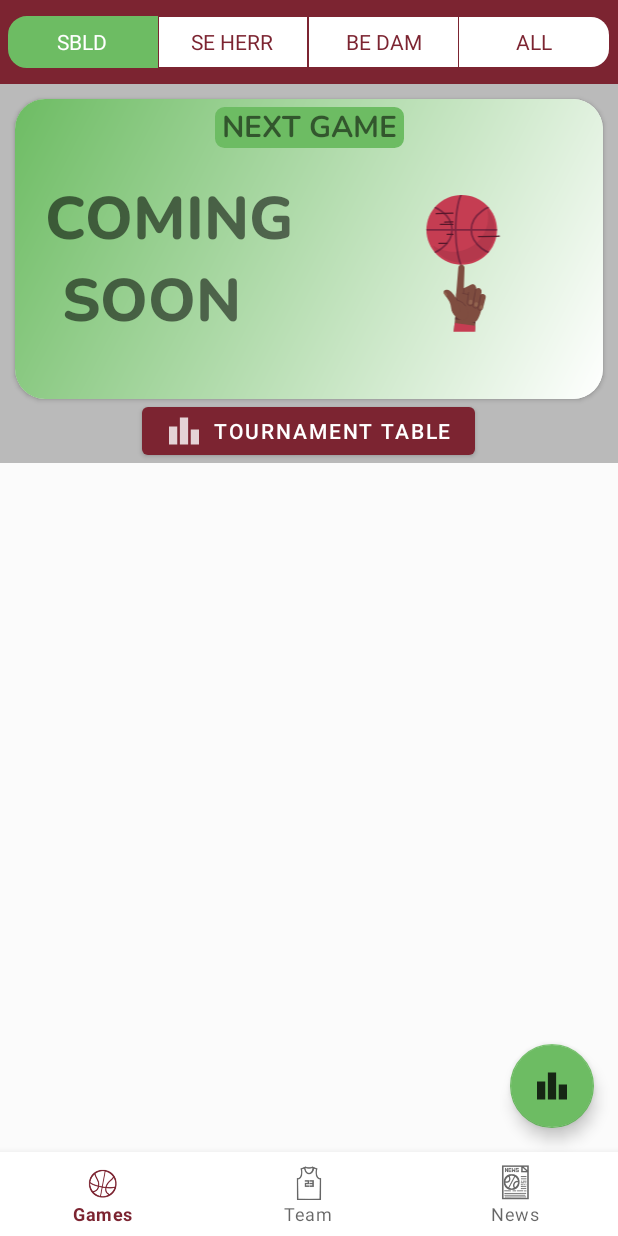
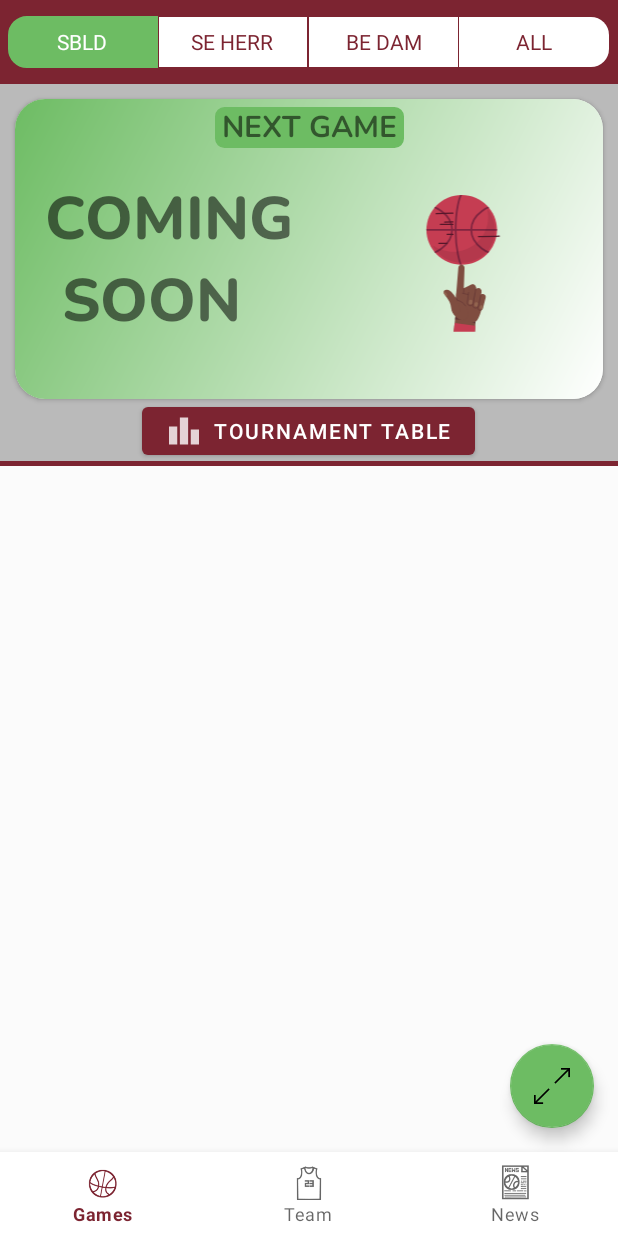
Before and after one commit to piggest777/EosLundKotlin, an Android app: the screen it shows after launch (MainActivity), on a phone screen of 412 x 824 dp. Run offline under Robolectric (Android 15) with nearby library versions, the phone set to English and light mode, and no system bars; our stand-ins replace Firebase (no records; nobody signed in at launch, a user with empty details on screens opened directly); libraries missing offline, so code that uses them is left out: com.android.tools, com.skydoves.progressview, io.realm; 11 statements that could not run were skipped.

Commit message:
adding open full schedule

```diff
--- a/app/build.gradle
+++ b/app/build.gradle
@@ -58,8 +58,10 @@ dependencies {
     implementation 'com.google.firebase:firebase-firestore-ktx:24.2.1'
     implementation 'com.firebaseui:firebase-ui-firestore:8.0.0'
     implementation 'com.google.firebase:firebase-storage-ktx'
-    implementation 'androidx.lifecycle:lifecycle-runtime-ktx:2.5.0'
+    implementation 'androidx.lifecycle:lifecycle-runtime-ktx:2.5.1'
     implementation 'com.google.firebase:firebase-appcheck-safetynet:16.0.0'
+    implementation 'com.google.firebase:firebase-messaging-ktx:23.0.6'
+    implementation 'com.google.firebase:firebase-analytics-ktx:21.1.0'
     implementation "com.github.skydoves:progressview:1.1.3"
     implementation 'androidx.viewpager2:viewpager2:1.0.0'
     implementation 'com.google.guava:listenablefuture:9999.0-empty-to-avoid-conflict-with-guava'
--- a/app/src/main/java/se/eoslund/piggest/controller/App.kt
+++ b/app/src/main/java/se/eoslund/piggest/controller/App.kt
@@ -8,13 +8,18 @@ import com.google.firebase.appcheck.FirebaseAppCheck
 import com.google.firebase.appcheck.debug.DebugAppCheckProviderFactory
 import com.google.firebase.appcheck.safetynet.SafetyNetAppCheckProviderFactory
 import com.google.firebase.firestore.CollectionReference
+import com.google.firebase.firestore.Source
 import com.google.firebase.firestore.ktx.firestore
+import com.google.firebase.firestore.ktx.firestoreSettings
 import com.google.firebase.ktx.Firebase
 import io.realm.Realm
 import io.realm.RealmConfiguration
+import se.eoslund.piggest.model.Game
 import se.eoslund.piggest.model.TeamFSO
 import se.eoslund.piggest.model.TeamRO
 import se.eoslund.piggest.services.Prefs
+import se.eoslund.piggest.utilites.Constants.GAMES_REF
+import se.eoslund.piggest.utilites.Constants.TEAMS_REF
 import se.eoslund.piggest.utilites.Constants.TEAM_INFO_UPDATE_DATE
 import java.util.*
 
@@ -23,22 +28,21 @@ val prefs: Prefs by lazy {
 }
 
 class App: Application() {
+
+
+
+
     override fun onCreate() {
         super.onCreate()
         instance = this
         prefs = Prefs(instance)
 
+
         Realm.init(instance)
-        val realmName: String = "EosRealmBase"
+        val realmName = "EosRealmBase"
         val realmConfig = RealmConfiguration.Builder().name(realmName).build()
-        val backgroundThreadRealm : Realm = Realm.getInstance(realmConfig)
         Realm.setDefaultConfiguration(realmConfig)
 
-
-        val db = Firebase.firestore
-        val docRef = db.collection("teams")
-         val date = prefs!!.teamUpdateDate
-        Log.d("PREFS", "current date is $date")
 
         FirebaseApp.initializeApp(/*context=*/this)
         val firebaseAppCheck = FirebaseAppCheck.getInstance()
@@ -46,18 +50,46 @@ class App: Application() {
             DebugAppCheckProviderFactory.getInstance()
         )
 
-        updateTeamChecker(docRef){ success ->
+         val db = Firebase.firestore
+         val teamRef = db.collection(TEAMS_REF)
+        val gamesRef = db.collection(GAMES_REF)
+         val fsSettings = firestoreSettings {
+            isPersistenceEnabled = true
+        }
+        db.firestoreSettings = fsSettings
+
+        updateTeamChecker(teamRef){ success ->
             if(success) {
                 Log.d("UPDATE", "successfully updated team base")
             }
         }
 
+        getCachedGames(GamesFragment.chosenLeague, gamesRef)
     }
+
+
+
 
     companion object {
         lateinit var instance: App
         var prefs: Prefs? = null
 
+
+
+        fun getCachedGames(league: String, ref: CollectionReference) {
+            ref.whereEqualTo("league", league)
+                .get(Source.CACHE)
+                .addOnCompleteListener{
+                    if (it.isSuccessful) {
+                        for (document in it.result!!.documents) {
+                            val game = Game.parseGameFromSnapshot(document)
+                            if (game != null) {
+                                GamesFragment.gameArray.add(game)
+                            }
+                        }
+                    }
+                }
+        }
 
         private fun loadTeamInfoFromFirebase(
             ref: CollectionReference,
--- a/app/src/main/java/se/eoslund/piggest/controller/GamesFragment.kt
+++ b/app/src/main/java/se/eoslund/piggest/controller/GamesFragment.kt
@@ -10,6 +10,8 @@ import android.view.View
 import android.view.ViewGroup
 import android.widget.*
 import androidx.cardview.widget.CardView
+import androidx.core.view.isEmpty
+import androidx.core.view.isNotEmpty
 import androidx.recyclerview.widget.LinearLayoutManager
 import androidx.recyclerview.widget.RecyclerView
 import com.airbnb.lottie.LottieAnimationView
@@ -19,6 +21,7 @@ import com.google.firebase.firestore.DocumentChange
 import com.google.firebase.firestore.ListenerRegistration
 import com.google.firebase.firestore.Query
 import com.google.firebase.firestore.ktx.firestore
+import com.google.firebase.firestore.ktx.firestoreSettings
 import com.google.firebase.ktx.Firebase
 import se.eoslund.piggest.R
 import se.eoslund.piggest.adapters.GameAdapter
@@ -29,7 +32,6 @@ import se.eoslund.piggest.services.DataService
 import se.eoslund.piggest.services.DataService.toSnakeCase
 import se.eoslund.piggest.services.DateFormat
 import se.eoslund.piggest.services.DateFormatter
-import se.eoslund.piggest.utilites.Constants
 import se.eoslund.piggest.utilites.Constants.ALL_LEAGUES
 import se.eoslund.piggest.utilites.Constants.BE_DAM_LEAGUE
 import se.eoslund.piggest.utilites.Constants.GAMES_REF
@@ -74,14 +76,18 @@ class GamesFragment : Fragment() {
     lateinit var gamesLoadingAnim: LottieAnimationView
     lateinit var comingSoonText: TextView
     lateinit var comingSoonAnimationView: LottieAnimationView
-    lateinit var fabTournamentTableButton: FloatingActionButton
+    lateinit var fabOpenMatchTableButton: FloatingActionButton
     lateinit var ordinaryTournamentTableButton: MaterialButton
     var countDownTimer: CountDownTimer? = null
 
-    var gameArray  = mutableListOf<Game>()
+
 
 
     private val db = Firebase.firestore
+    private val fsSettings = firestoreSettings {
+        isPersistenceEnabled = true
+    }
+
     private val gamesReference  = db.collection(GAMES_REF)
 
     var curGame: Game? = null
@@ -122,7 +128,7 @@ class GamesFragment : Fragment() {
         gamesLoadingAnim = view.findViewById(R.id.games_loading_animation)
         comingSoonAnimationView = view.findViewById(R.id.coming_soon_animation)
         comingSoonText = view.findViewById(R.id.coming_soon_text)
-        fabTournamentTableButton = view.findViewById(R.id.fab_tournament_table)
+        fabOpenMatchTableButton = view.findViewById(R.id.fab_tournament_table)
         ordinaryTournamentTableButton = view.findViewById(R.id.tournament_btn)
 
 
@@ -153,14 +159,14 @@ class GamesFragment : Fragment() {
 
         ordinaryTournamentTableButton.setOnClickListener {
             getTournamentTableLink(chosenLeague)
-//            if (tounamentTableUrl != null) {
-//                requireActivity()
-//                    .supportFragmentManager
-//                    .beginTransaction()
-//                    .replace(R.id.fragment_container, WebStatsFragment.newInstance("$tounamentTableUrl"))
-//                    .addToBackStack(null)
-//                    .commit()
-//            }
+        }
+
+        fabOpenMatchTableButton.setOnClickListener {
+            if (gamesList.isNotEmpty()) {
+                Intent(activity, MatchListActivity::class.java).apply {
+                    startActivity(this)
+                }
+            }
         }
 
         adapter = GameAdapter(gameArray) { game ->
@@ -170,11 +176,13 @@ class GamesFragment : Fragment() {
         }
         gamesList.adapter = adapter
         gamesList.layoutManager = LinearLayoutManager(instance)
-
-
-        gameArray.clear()
-        gamesLoadingAnim.visibility = View.VISIBLE
-        setupNextGameCard(true)
+        db.firestoreSettings = fsSettings
+        if (gameArray.isEmpty()) {
+            setupNextGameCard(true)
+        }
+//        getCachedGames(chosenLeague)
+//        gamesLoadingAnim.visibility = View.VISIBLE
+//        setupNextGameCard(true)
         setListener()
         return  view
     }
@@ -184,6 +192,42 @@ class GamesFragment : Fragment() {
         gameScheduleListener.remove()
         countDownTimer?.cancel()
     }
+
+    override fun onPause() {
+        super.onPause()
+        countDownTimer?.cancel()
+    }
+
+    override fun onResume() {
+        super.onResume()
+        countDownTimer?.start()
+    }
+
+
+//    private fun getCachedGames(league: String) {
+//        setupNextGameCard(true)
+//        db.disableNetwork()
+//        gamesReference.whereEqualTo("league", league)
+//            .get(Source.CACHE)
+//            .addOnCompleteListener{
+//                if (it.isSuccessful) {
+//                    for (document in it.result!!.documents) {
+//                        val game = Game.parseGameFromSnapshot(document)
+//                        if (game != null) {
+//                            gameArray.add(game)
+//                        }
+//                    }
+//                    adapter.notifyDataSetChanged()
+//                    db.enableNetwork()
+//                    gameArray.clear()
+//                    setListener()
+//                }
+//                else {
+//                    db.enableNetwork()
+//                    setListener()
+//                }
+//            }
+//    }
 
 
     private fun setListener(){
@@ -330,6 +374,7 @@ class GamesFragment : Fragment() {
 
     private fun setupNextGameCard(isLoading: Boolean) {
         if (isLoading) {
+            gamesLoadingAnim.visibility = View.VISIBLE
             comingSoonCard.visibility = View.VISIBLE
             ngCard.visibility = View.INVISIBLE
             comingSoonText.text = "LOADING..."
@@ -377,6 +422,7 @@ class GamesFragment : Fragment() {
         @JvmStatic
 
         var chosenLeague = SBLD_LEAGUE
+        var gameArray  = mutableListOf<Game>()
 
         fun newInstance(param1: String, param2: String) =
             GamesFragment().apply {
--- a/app/src/main/java/se/eoslund/piggest/utilites/Constants.kt
+++ b/app/src/main/java/se/eoslund/piggest/utilites/Constants.kt
@@ -49,6 +49,7 @@ object Constants {
 
     //refs
     const val GAMES_REF = "games"
+    const val TEAMS_REF = "teams"
     const val BASE_UPDATE_DATE = "baseUpdateDate"
     const val PLAYER_BASE_UPDATE_DATE = "playersBaseUpdateDate"
     const val DATE = "date"
--- a/app/src/main/res/drawable/rounded_rect.xml
+++ b/app/src/main/res/drawable/rounded_rect.xml
@@ -1,7 +1,7 @@
 <shape xmlns:android="http://schemas.android.com/apk/res/android"
     android:shape="rectangle">
 
-    <solid android:color="#BABABA" />
+    <solid android:color="@color/colorPrimary" />
 
     <stroke
         android:width="2dp"
--- a/app/src/main/res/layout/fragment_games.xml
+++ b/app/src/main/res/layout/fragment_games.xml
@@ -281,6 +281,7 @@
                     android:paddingTop="0pt"
                     android:paddingBottom="0pt"
                     android:textSize="36sp"
+                    android:textColor="@color/white"
                     app:layout_constraintBottom_toBottomOf="@+id/games_anons_home_logo_iv"
                     app:layout_constraintEnd_toEndOf="@+id/game_anons_date"
                     app:layout_constraintHorizontal_bias="0.5"
@@ -353,13 +354,15 @@
         <com.google.android.material.floatingactionbutton.FloatingActionButton
             android:id="@+id/fab_tournament_table"
             android:layout_width="wrap_content"
-            android:layout_height="wrap_content"
+            android:layout_height="0dp"
             android:layout_marginEnd="16dp"
             android:layout_marginBottom="16dp"
             app:layout_constraintBottom_toBottomOf="parent"
             app:layout_constraintEnd_toEndOf="parent"
             android:backgroundTint="@color/colorSecondary"
-            android:src="@drawable/leaderboard"
+            android:foregroundGravity="center"
+            android:src="@drawable/expand"
+            android:tint="@android:color/white"
             />
 
         <com.airbnb.lottie.LottieAnimationView
@@ -382,7 +385,7 @@
             android:layout_width="wrap_content"
             android:layout_height="wrap_content"
             android:layout_marginTop="5dp"
-            android:layout_marginBottom="5dp"
+            android:layout_marginBottom="7dp"
             android:insetTop="0dp"
 
             android:insetBottom="0dp"
@@ -395,6 +398,14 @@
             app:layout_constraintStart_toStartOf="parent"
             app:layout_constraintTop_toBottomOf="@+id/next_game_card_view" />
 
+        <View
+            android:id="@+id/separator"
+            android:layout_width="match_parent"
+            android:layout_height="3dp"
+            app:layout_constraintBottom_toTopOf="@+id/game_schedule_list"
+            app:layout_constraintStart_toStartOf="parent"
+            android:background="@color/colorPrimary"/>
+
 
     </androidx.constraintlayout.widget.ConstraintLayout>
 </FrameLayout>
--- a/build.gradle
+++ b/build.gradle
@@ -9,7 +9,7 @@ buildscript {
     dependencies {
         classpath 'com.android.tools.build:gradle:7.2.1'
         classpath 'org.jetbrains.kotlin:kotlin-gradle-plugin:1.7.10'
-        classpath 'com.google.gms:google-services:4.3.10'
+        classpath 'com.google.gms:google-services:4.3.13'
         classpath "io.realm:realm-gradle-plugin:10.8.1"
         classpath "org.jetbrains.kotlin:kotlin-gradle-plugin:$kotlin_version"
 
```
Also changed, not shown: app/src/main/AndroidManifest.xml (+5 -2 lines), app/src/main/java/se/eoslund/piggest/controller/MatchListActivity.kt (added, +45 -0 lines), app/src/main/res/layout/activity_match_list.xml (added, +60 -0 lines), app/src/main/res/drawable/expand.png (added).
